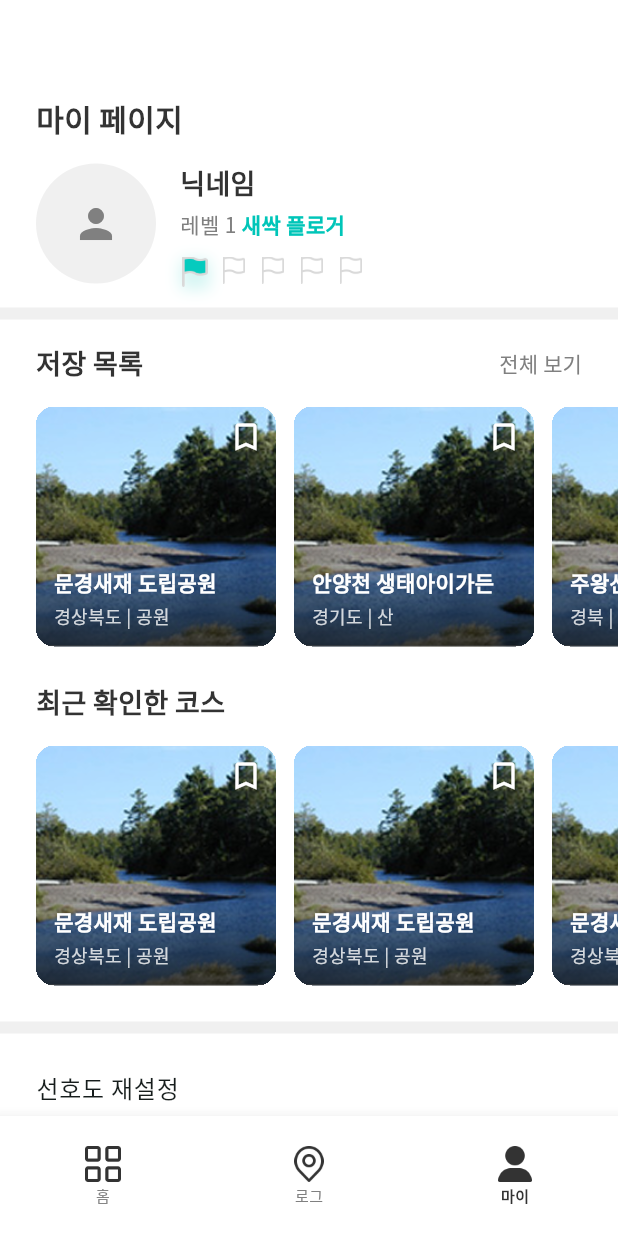
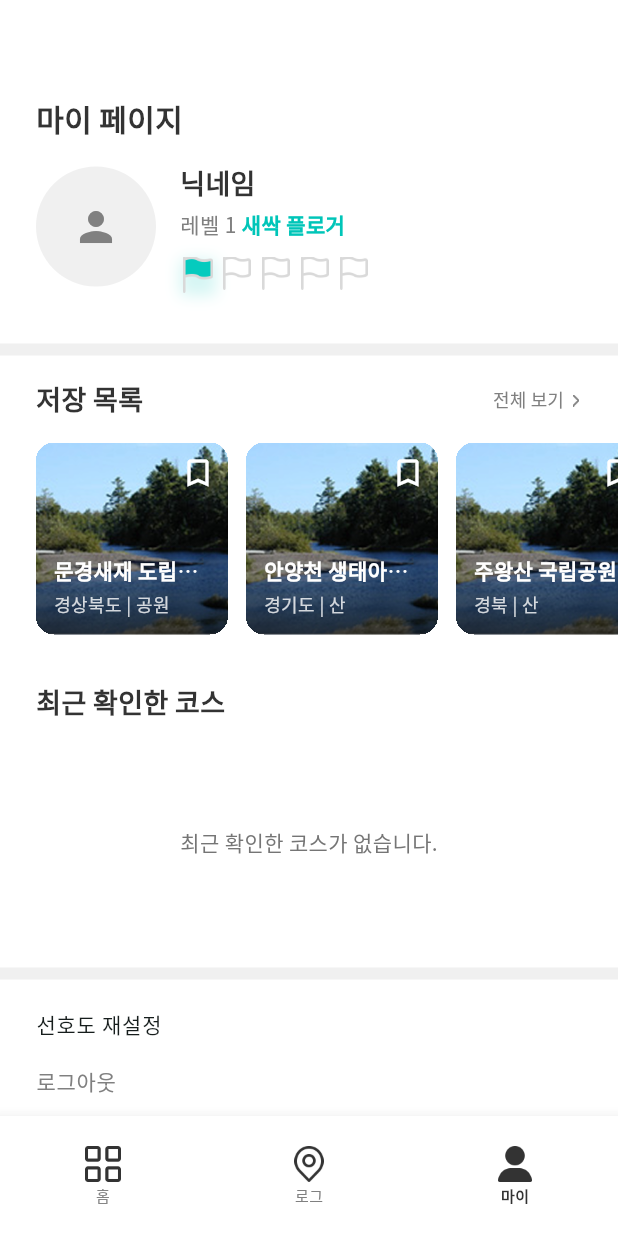
Before and after one commit to Plo-Go/plogo-mobile, a Flutter app: the MyPageScreen screen opened by its route, on a phone screen of 412 x 824 dp. Run offline on Flutter 3.47's test engine with Material 3 defaults, Android fonts, the phone set to English and light mode, and no system bars; our stand-ins replace dio, flutter_riverpod, flutter_svg, go_router.

Commit message:
[FEAT] 마이페이지 레벨 아이콘 수정 및 목록 없을 시 표시할 내용 추가

```diff
--- a/lib/features/mypage/screens/mypage_screen.dart
+++ b/lib/features/mypage/screens/mypage_screen.dart
@@ -39,7 +39,7 @@ class MyPageScreen extends StatelessWidget {
 						level: 1,
 						levelLabel: '새싹 플로거',
 					),
-					const SizedBox(height: 16),
+					const SizedBox(height: 36),
 					Container(
                         width: MediaQuery.of(context).size.width,
                         height: 8,
@@ -52,12 +52,13 @@ class MyPageScreen extends StatelessWidget {
 						items: saved,
 						onSeeAll: () {},
 					),
-					const SizedBox(height: 24),
+					const SizedBox(height: 32),
 
 					// 최근 확인한 코스 섹션 (검색 화면의 섹션 재사용)
-					const RecentViewedCoursesSection(),
-					const SizedBox(height: 24),
-
+					const RecentViewedCoursesSection(
+						items: [], // 빈 리스트로 테스트, 추후 실제 데이터 연동
+					),
+					const SizedBox(height: 20),
 					Container(
 						width: MediaQuery.of(context).size.width,
 						height: 8,
@@ -68,18 +69,34 @@ class MyPageScreen extends StatelessWidget {
 					// 설정 영역
 					Padding(
 						padding: const EdgeInsets.symmetric(horizontal: 24),
+						child: ListTileTheme(
+							data: const ListTileThemeData(
+								dense: true,
+								minVerticalPadding: 0,
+								horizontalTitleGap: 0,
+							),
 							child: Column(
 								children: [
+                                    const SizedBox(height: 6),
 									ListTile(
 										contentPadding: EdgeInsets.zero,
-									title: const Text('선호도 재설정'),
+										visualDensity: const VisualDensity(horizontal: -2, vertical: -4),
+										title: const Text(
+											'선호도 재설정',
+											style: TextStyle(fontSize: 14, fontWeight: FontWeight.w400),
+										),
 										onTap: () {
 											// TODO: 온보딩 선호도 질문으로 이동
 										},
 									),
+									const SizedBox(height: 6),
 									ListTile(
 										contentPadding: EdgeInsets.zero,
-									title: const Text('로그아웃'),
+										visualDensity: const VisualDensity(horizontal: -2, vertical: -4),
+										title: const Text(
+											'로그아웃',
+											style: TextStyle(fontSize: 14, fontWeight: FontWeight.w400, color: AppColors.grey),
+										),
 										onTap: () {
 											// TODO: 로그아웃 처리
 										},
@@ -87,7 +104,7 @@ class MyPageScreen extends StatelessWidget {
 								],
 							),
 						),
-					const SizedBox(height: 24),
+					),
 				],
 			),
 		);
--- a/lib/features/mypage/widgets/profile_header.dart
+++ b/lib/features/mypage/widgets/profile_header.dart
@@ -79,18 +79,18 @@ class ProfileHeader extends StatelessWidget {
                       crossAxisAlignment: CrossAxisAlignment.end,
                       children: List.generate(5, (i) {
                         // PNG 캔버스 크기는 같지만 실제 깃발 비주얼이 다름 -> 크기 보정
-                        const double filledSize = 20.0; // 채워진 깃발: 여백이 많아서 확대
-                        const double emptySize = 18.0;  // 빈 깃발: 기본 크기
+                        const double filledSize = 24.0; // 채워진 깃발: 여백이 많아서 확대
+                        const double emptySize = 22.0;  // 빈 깃발: 기본 크기
                         final filled = i < level;
                         final size = filled ? filledSize : emptySize;
 
                         return Padding(
                           padding: EdgeInsets.only(
-                            right: i == 4 ? 0 : 6,
+                            right: i == 4 ? 0 : 2,
                           ),
                           child: Container(
-                            width: 20, // 최대 크기 기준 셀
-                            height: 20,
+                            width: 24, // 최대 크기 기준 셀
+                            height: 24,
                             alignment: Alignment.bottomCenter, // 하단 기준 정렬
                             decoration: filled ? BoxDecoration(
                               boxShadow: [
--- a/lib/features/mypage/widgets/saved_courses_section.dart
+++ b/lib/features/mypage/widgets/saved_courses_section.dart
@@ -37,12 +37,34 @@ class SavedCoursesSection extends StatelessWidget {
                     minimumSize: const Size(0, 0),
                     tapTargetSize: MaterialTapTargetSize.shrinkWrap,
                   ),
-                  child: const Text(
-                    '전체 보기',
-                    style: TextStyle(
-                      color: AppColors.grey,
-                      fontSize: 14,
-                    ),
+                  child: Row(
+                    mainAxisSize: MainAxisSize.min,
+                    crossAxisAlignment: CrossAxisAlignment.center,
+                    children: [
+                      const Text(
+                        '전체 보기',
+                        style: TextStyle(
+                          color: AppColors.grey,
+                          fontSize: 12,
+                          fontWeight: FontWeight.w400,
+                        ),
+                      ),
+                      const SizedBox(width: 4),
+                      Transform.translate(
+                        offset: const Offset(0, 1),
+                        child: Image.asset(
+                          'assets/icons/arrow.png',
+                          width: 8,
+                          height: 8,
+                          color: AppColors.grey,
+                          errorBuilder: (context, error, stackTrace) => const Icon(
+                            Icons.arrow_forward_ios,
+                            size: 8,
+                            color: AppColors.grey,
+                          ),
+                        ),
+                      ),
+                    ],
                   ),
                 ),
             ],
@@ -50,16 +72,18 @@ class SavedCoursesSection extends StatelessWidget {
         ),
         const SizedBox(height: 16),
         if (items.isEmpty)
-          const Padding(
-            padding: EdgeInsets.symmetric(horizontal: 24),
-            child: Text(
+          Container(
+            height: 128,
+            padding: const EdgeInsets.symmetric(horizontal: 24),
+            alignment: Alignment.center,
+            child: const Text(
               '저장한 코스가 없습니다.',
               style: TextStyle(color: AppColors.grey, fontSize: 14),
             ),
           )
         else
           SizedBox(
-            height: 160,
+            height: 128,
             child: ListView.separated(
               padding: const EdgeInsets.only(left: 24),
               scrollDirection: Axis.horizontal,
--- a/lib/features/search/widgets/course_card.dart
+++ b/lib/features/search/widgets/course_card.dart
@@ -16,8 +16,8 @@ class CourseCard extends StatelessWidget {
   @override
   Widget build(BuildContext context) {
     return Container(
-      width: 160,
-      height: 160,
+      width: 128,
+      height: 128,
       decoration: BoxDecoration(
         borderRadius: BorderRadius.circular(12),
         color: AppColors.greyLight,
--- a/lib/features/search/widgets/recent_viewed_courses_section.dart
+++ b/lib/features/search/widgets/recent_viewed_courses_section.dart
@@ -3,7 +3,12 @@ import 'package:plogo/shared/theme/app_colors.dart';
 import 'course_card.dart';
 
 class RecentViewedCoursesSection extends StatelessWidget {
-  const RecentViewedCoursesSection({super.key});
+  final List<Map<String, String>> items; // [{name, location, imagePath}]
+
+  const RecentViewedCoursesSection({
+    super.key,
+    this.items = const [],
+  });
 
   @override
   Widget build(BuildContext context) {
@@ -21,20 +26,37 @@ class RecentViewedCoursesSection extends StatelessWidget {
           ),
         ),
         const SizedBox(height: 16),
-        SizedBox(
-          height: 160,
-          child: ListView.separated(
-            padding: const EdgeInsets.only(left: 24),
-            scrollDirection: Axis.horizontal,
-            itemCount: 3,
-            separatorBuilder: (_, __) => const SizedBox(width: 12),
-            itemBuilder: (_, i) => const CourseCard(
-              name: '문경새재 도립공원',
-              location: '경상북도 | 공원',
-              imagePath: 'assets/images/sample.png',
+        if (items.isEmpty)
+          Container(
+            height: 128,
+            padding: const EdgeInsets.symmetric(horizontal: 24),
+            alignment: Alignment.center,
+            child: Text(
+              '최근 확인한 코스가 없습니다.',
+              style: TextStyle(
+                fontSize: 14,
+                color: Colors.grey[600],
+              ),
+            ),
+          )
+        else
+          SizedBox(
+            height: 128,
+            child: ListView.separated(
+              padding: const EdgeInsets.only(left: 24),
+              scrollDirection: Axis.horizontal,
+              itemCount: items.length,
+              separatorBuilder: (_, __) => const SizedBox(width: 12),
+              itemBuilder: (_, i) {
+                final item = items[i];
+                return CourseCard(
+                  name: item['name'] ?? '이름',
+                  location: item['location'] ?? '위치',
+                  imagePath: item['imagePath'] ?? 'assets/images/sample.png',
+                );
+              },
             ),
           ),
-        ),
       ],
     );
   }
```
Lines whose indentation alone changed are shown as unchanged.
